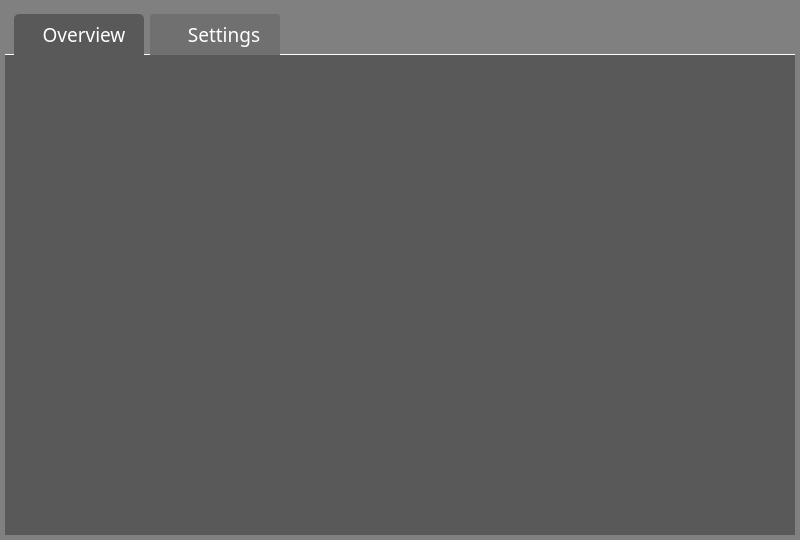
This is ui/main.ui in samissa730/NexusRFIDReader_Git as Qt 5 draws it before an edit. The edited form follows.
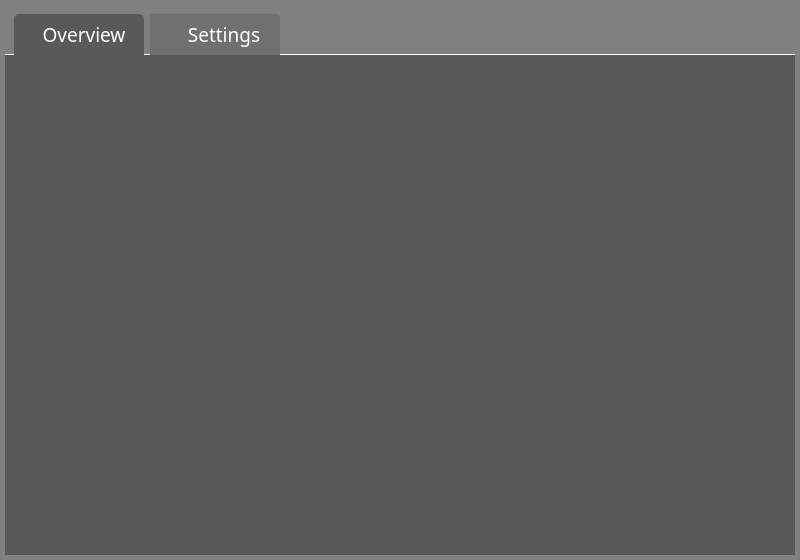
This is the edited form. Icons and pictures are not drawn.

Commit message: Adjust UI dimensions and layout in main and settings screens for improved usability. Update button styles and add horizontal spacer for better alignment.

What changed in the file:
```diff
--- a/ui/main.ui
+++ b/ui/main.ui
@@ -7,7 +7,7 @@
     <x>0</x>
     <y>0</y>
     <width>800</width>
-    <height>540</height>
+    <height>560</height>
    </rect>
   </property>
   <property name="windowTitle">
@@ -22,8 +22,8 @@
    </property>
    <property name="maximumSize">
     <size>
-     <width>800</width>
-     <height>540</height>
+     <width>16777215</width>
+     <height>16777215</height>
     </size>
    </property>
    <property name="styleSheet">
```
The commit also changes 3 other files.
